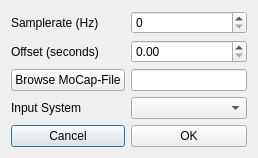
ped-dyn-emp/PeTrack, file ui/openMoCapDialog.ui: the form before one commit.
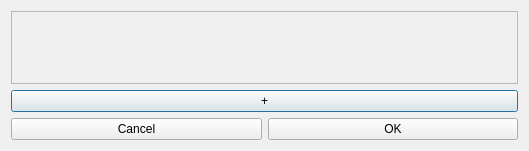
The form after the commit.

Commit message: Resolve "Add Support for mutliple MoCap-Files" - changed dialogue "Open MoCap" to "Manage MoCap" - enable loading multiple MoCap-Files (or same with different offset) - enable unloading MoCap-Files - save all files in pet and load when opening project

```diff
--- a/ui/openMoCapDialog.ui
+++ b/ui/openMoCapDialog.ui
@@ -6,73 +6,100 @@
    <rect>
     <x>0</x>
     <y>0</y>
-    <width>258</width>
-    <height>150</height>
+    <width>529</width>
+    <height>151</height>
    </rect>
   </property>
+  <property name="sizePolicy">
+   <sizepolicy hsizetype="MinimumExpanding" vsizetype="Preferred">
+    <horstretch>0</horstretch>
+    <verstretch>0</verstretch>
+   </sizepolicy>
+  </property>
   <property name="windowTitle">
    <string>Dialog</string>
   </property>
   <layout class="QVBoxLayout" name="verticalLayout">
    <item>
-    <layout class="QGridLayout" name="gridLayout">
-     <property name="horizontalSpacing">
-      <number>6</number>
+    <widget class="QScrollArea" name="scrollArea">
+     <property name="sizePolicy">
+      <sizepolicy hsizetype="Preferred" vsizetype="Preferred">
+       <horstretch>0</horstretch>
+       <verstretch>0</verstretch>
+      </sizepolicy>
      </property>
-     <item row="1" column="0">
-      <widget class="QLabel" name="label_2">
-       <property name="text">
-        <string>Offset (seconds)</string>
+     <property name="horizontalScrollBarPolicy">
+      <enum>Qt::ScrollBarAsNeeded</enum>
+     </property>
+     <property name="sizeAdjustPolicy">
+      <enum>QAbstractScrollArea::AdjustToContents</enum>
+     </property>
+     <property name="widgetResizable">
+      <bool>true</bool>
+     </property>
+     <widget class="QWidget" name="moCapSelections">
+      <property name="geometry">
+       <rect>
+        <x>0</x>
+        <y>0</y>
+        <width>509</width>
+        <height>69</height>
+       </rect>
+      </property>
+      <property name="sizePolicy">
+       <sizepolicy hsizetype="MinimumExpanding" vsizetype="Preferred">
+        <horstretch>0</horstretch>
+        <verstretch>0</verstretch>
+       </sizepolicy>
+      </property>
+      <layout class="QVBoxLayout" name="verticalLayout_2">
+       <property name="sizeConstraint">
+        <enum>QLayout::SetDefaultConstraint</enum>
        </property>
-      </widget>
-     </item>
-     <item row="3" column="2">
-      <widget class="QLineEdit" name="filePathLineEdit"/>
-     </item>
-     <item row="4" column="2">
-      <widget class="QComboBox" name="cbInputSystem"/>
-     </item>
-     <item row="1" column="2">
-      <widget class="QDoubleSpinBox" name="offSetSpinBox"/>
-     </item>
-     <item row="4" column="0">
-      <widget class="QLabel" name="label_3">
+       <item>
+        <spacer name="verticalSpacer">
+         <property name="orientation">
+          <enum>Qt::Vertical</enum>
+         </property>
+         <property name="sizeHint" stdset="0">
+          <size>
+           <width>20</width>
+           <height>0</height>
+          </size>
+         </property>
+        </spacer>
+       </item>
+      </layout>
+     </widget>
+    </widget>
+   </item>
+   <item>
+    <layout class="QHBoxLayout" name="horizontalLayout_2">
+     <item>
+      <widget class="QPushButton" name="btnAddSelection">
        <property name="text">
-        <string>Input System</string>
+        <string>+</string>
        </property>
       </widget>
      </item>
-     <item row="0" column="0">
-      <widget class="QLabel" name="label">
-       <property name="text">
-        <string>Samplerate (Hz)</string>
-       </property>
-      </widget>
-     </item>
-     <item row="0" column="2">
-      <widget class="QSpinBox" name="sampleRateSpinBox"/>
-     </item>
-     <item row="5" column="0">
+    </layout>
+   </item>
+   <item>
+    <layout class="QHBoxLayout" name="horizontalLayout">
+     <item>
       <widget class="QPushButton" name="pushButtonCancel">
        <property name="text">
         <string>Cancel</string>
        </property>
       </widget>
      </item>
-     <item row="5" column="2">
+     <item>
       <widget class="QPushButton" name="pushButtonOK">
        <property name="text">
         <string>OK</string>
        </property>
       </widget>
      </item>
-     <item row="3" column="0">
-      <widget class="QPushButton" name="browseFileButton">
-       <property name="text">
-        <string>Browse MoCap-File</string>
-       </property>
-      </widget>
-     </item>
     </layout>
    </item>
   </layout>
```
The commit also changes 10 other files.
